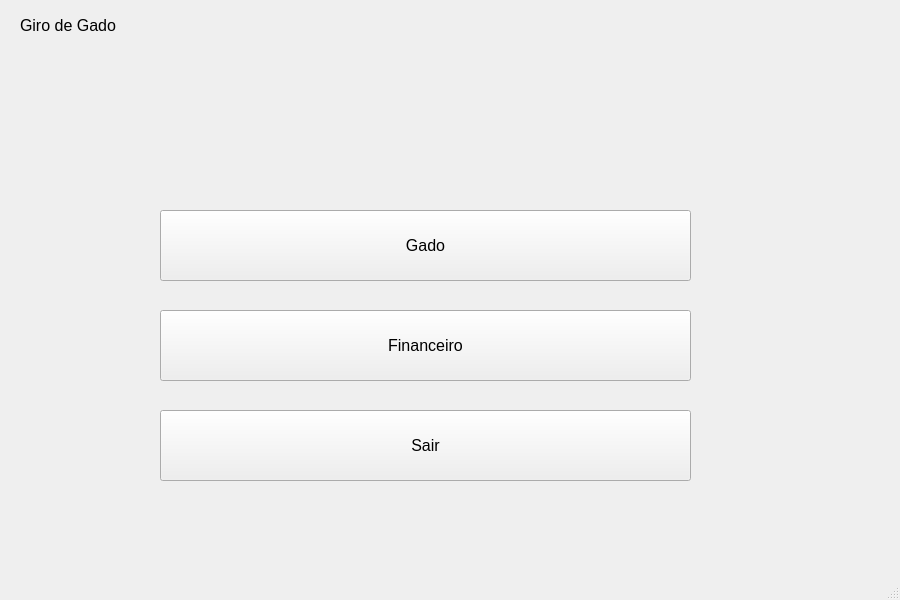
The window that views/homescreen.ui (MaceGabriel/GiroDeGado) describes before a commit, drawn with Qt 5.
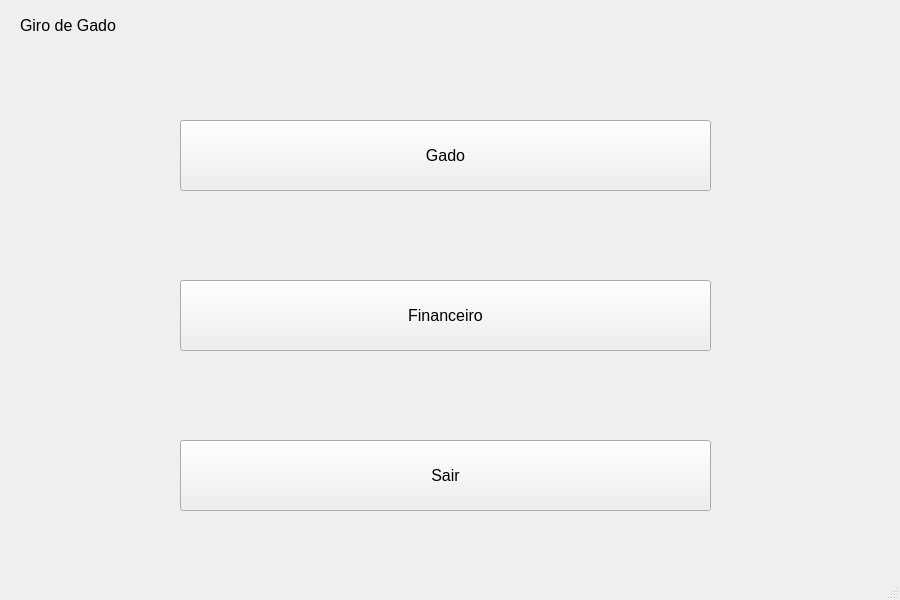
The same window after the commit.

Diff of the .ui file:
```diff
--- a/views/homescreen.ui
+++ b/views/homescreen.ui
@@ -17,8 +17,8 @@
    <widget class="QPushButton" name="cattleButton">
     <property name="geometry">
      <rect>
-      <x>160</x>
-      <y>210</y>
+      <x>180</x>
+      <y>120</y>
       <width>531</width>
       <height>71</height>
      </rect>
@@ -35,8 +35,8 @@
    <widget class="QPushButton" name="exitButton">
     <property name="geometry">
      <rect>
-      <x>160</x>
-      <y>410</y>
+      <x>180</x>
+      <y>440</y>
       <width>531</width>
       <height>71</height>
      </rect>
@@ -53,8 +53,8 @@
    <widget class="QPushButton" name="financialButton">
     <property name="geometry">
      <rect>
-      <x>160</x>
-      <y>310</y>
+      <x>180</x>
+      <y>280</y>
       <width>531</width>
       <height>71</height>
      </rect>
```
